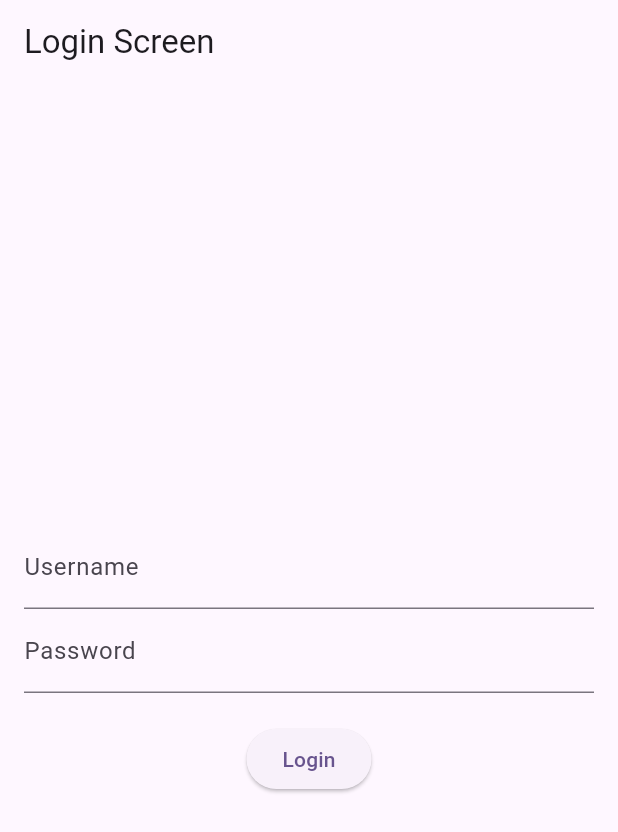
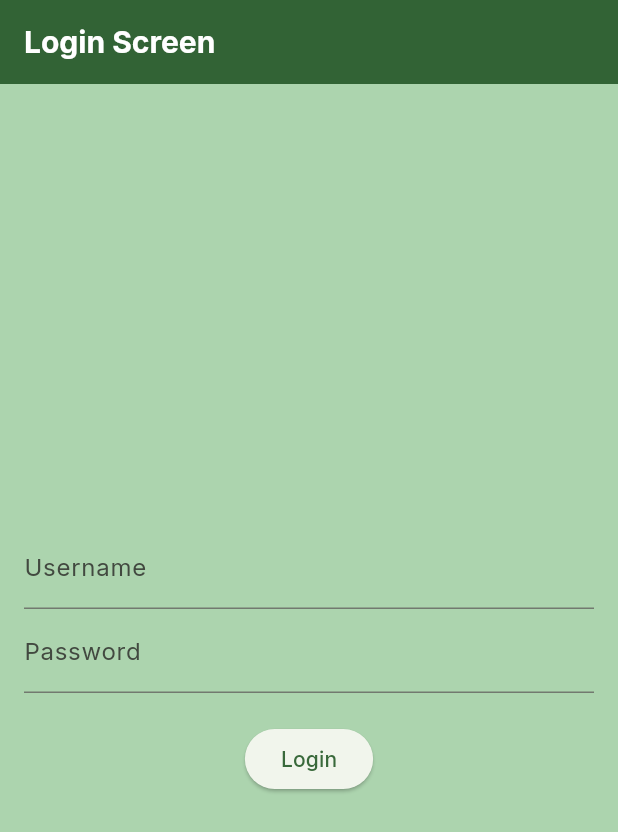
Before and after one commit to sharlenecera/BPToursApp, a Flutter app: the screen it shows after launch, on a phone screen of 412 x 824 dp. Shown: the top 832 px of the screen. Run offline on Flutter 3.47's test engine with Material 3 defaults, Android fonts, the phone set to English and light mode, and no system bars; our stand-ins replace google_fonts.

Commit message:
Started making the theme for the app's text and colours and imported google fonts' inter font.

```diff
--- a/lib/main.dart
+++ b/lib/main.dart
@@ -1,4 +1,36 @@
 import 'package:flutter/material.dart';
+import 'package:google_fonts/google_fonts.dart';
+
+final mainColour = const Color(0xFF326335);
+final backgroundColour = const Color(0xFFACD4AE);
+
+// Setting the theme for colours and text
+final ThemeData appTheme = ThemeData(
+  // primarySwatch: Colors.blue,
+  // primaryColor: Colors.blue,
+  // colorScheme: appTheme.colorScheme.copyWith(secondary: Colors.orange),
+  colorScheme:  ColorScheme.fromSeed(seedColor: mainColour),
+  scaffoldBackgroundColor: backgroundColour,
+  textTheme: GoogleFonts.interTextTheme(),
+  // textTheme: TextTheme(
+  //   headlineLarge: TextStyle(fontSize: 32.0, fontWeight: FontWeight.bold, color: Colors.black),
+  //   bodyLarge: TextStyle(fontSize: 16.0, color: Colors.black),
+  // ),
+  buttonTheme: ButtonThemeData(
+    buttonColor: mainColour,
+    textTheme: ButtonTextTheme.primary,
+  ),
+  appBarTheme: AppBarTheme(
+    color: mainColour,
+    toolbarTextStyle: GoogleFonts.inter(
+      textStyle: TextStyle(fontSize: 20.0, fontWeight: FontWeight.bold, color: Colors.white),
+    ),
+    titleTextStyle: GoogleFonts.inter(
+      textStyle: TextStyle(fontSize: 20.0, fontWeight: FontWeight.bold, color: Colors.white),
+    ),
+  ),
+    useMaterial3: true,
+);
 
 void main() {
   runApp(const MyApp());
@@ -12,26 +44,7 @@ class MyApp extends StatelessWidget {
   Widget build(BuildContext context) {
     return MaterialApp(
       title: 'Login App',
-      theme: ThemeData(
-        // This is the theme of your application.
-        //
-        // TRY THIS: Try running your application with "flutter run". You'll see
-        // the application has a purple toolbar. Then, without quitting the app,
-        // try changing the seedColor in the colorScheme below to Colors.green
-        // and then invoke "hot reload" (save your changes or press the "hot
-        // reload" button in a Flutter-supported IDE, or press "r" if you used
-        // the command line to start the app).
-        //
-        // Notice that the counter didn't reset back to zero; the application
-        // state is not lost during the reload. To reset the state, use hot
-        // restart instead.
-        //
-        // This works for code too, not just values: Most code changes can be
-        // tested with just a hot reload.
-        primarySwatch: Colors.blue,
-        colorScheme: ColorScheme.fromSeed(seedColor: Colors.deepPurple),
-        useMaterial3: true,
-      ),
+      theme: appTheme,
       home: LoginScreen(),
     );
   }
--- a/pubspec.yaml
+++ b/pubspec.yaml
@@ -34,6 +34,7 @@ dependencies:
   # The following adds the Cupertino Icons font to your application.
   # Use with the CupertinoIcons class for iOS style icons.
   cupertino_icons: ^1.0.8
+  google_fonts: ^6.2.1
 
 dev_dependencies:
   flutter_test:
```
Also changed, not shown: pubspec.lock.
